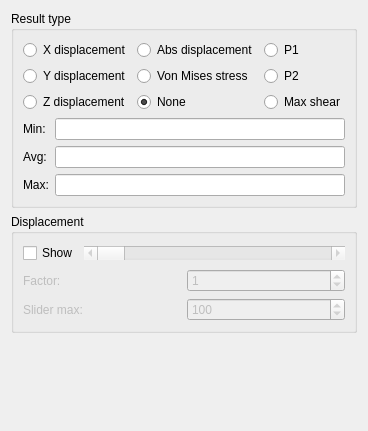
This is src/Mod/Fem/TaskPanelShowDisplacement.ui in makkemal/FreeCAD as Qt 5 draws it before an edit. The edited form follows.
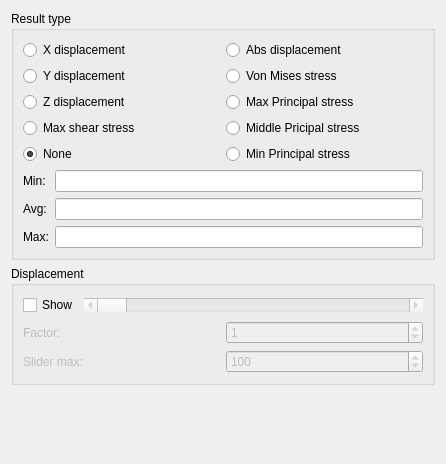
This is the edited form. Custom widgets are drawn as their Qt base class.

Commit message: FEM: calculate principal stresses

```diff
--- a/src/Mod/Fem/TaskPanelShowDisplacement.ui
+++ b/src/Mod/Fem/TaskPanelShowDisplacement.ui
@@ -6,8 +6,8 @@
    <rect>
     <x>0</x>
     <y>0</y>
-    <width>331</width>
-    <height>431</height>
+    <width>446</width>
+    <height>464</height>
    </rect>
   </property>
   <property name="windowTitle">
@@ -24,6 +24,13 @@
        <layout class="QVBoxLayout" name="verticalLayout">
         <item>
          <layout class="QGridLayout" name="gridLayout">
+          <item row="3" column="0">
+           <widget class="QRadioButton" name="rb_max_shear_stress">
+            <property name="text">
+             <string>Max shear stress</string>
+            </property>
+           </widget>
+          </item>
           <item row="1" column="0">
            <widget class="QRadioButton" name="rb_y_displacement">
             <property name="text">
@@ -45,16 +52,6 @@
             </property>
            </widget>
           </item>
-          <item row="2" column="1">
-           <widget class="QRadioButton" name="rb_none">
-            <property name="text">
-             <string>None</string>
-            </property>
-            <property name="checked">
-             <bool>true</bool>
-            </property>
-           </widget>
-          </item>
           <item row="1" column="1">
            <widget class="QRadioButton" name="rb_vm_stress">
             <property name="text">
@@ -62,29 +59,6 @@
             </property>
            </widget>
           </item>
-          
-          <item row="0" column="2">
-           <widget class="QRadioButton" name="rb_P1">
-            <property name="text">
-             <string>P1</string>
-            </property>
-           </widget>
-          </item>
-          <item row="1" column="2">
-           <widget class="QRadioButton" name="rb_P3">
-            <property name="text">
-             <string>P2</string>
-            </property>
-           </widget>
-          </item>
-          <item row="2" column="2">
-           <widget class="QRadioButton" name="rb_max_shear">
-            <property name="text">
-             <string>Max shear</string>
-            </property>
-           </widget>
-          </item>
-          
           <item row="0" column="1">
            <widget class="QRadioButton" name="rb_abs_displacement">
             <property name="text">
@@ -92,6 +66,37 @@
             </property>
            </widget>
           </item>
+          <item row="4" column="0">
+           <widget class="QRadioButton" name="rb_none">
+            <property name="text">
+             <string>None</string>
+            </property>
+            <property name="checked">
+             <bool>true</bool>
+            </property>
+           </widget>
+          </item>
+          <item row="2" column="1">
+           <widget class="QRadioButton" name="rb_maxprin">
+            <property name="text">
+             <string>Max Principal stress</string>
+            </property>
+           </widget>
+          </item>
+          <item row="3" column="1">
+           <widget class="QRadioButton" name="rb_midprin">
+            <property name="text">
+             <string>Middle Pricipal stress</string>
+            </property>
+           </widget>
+          </item>
+          <item row="4" column="1">
+           <widget class="QRadioButton" name="rb_minprin">
+            <property name="text">
+             <string>Min Principal stress</string>
+            </property>
+           </widget>
+          </item>
          </layout>
         </item>
         <item>
```
The commit also changes 5 other files.
